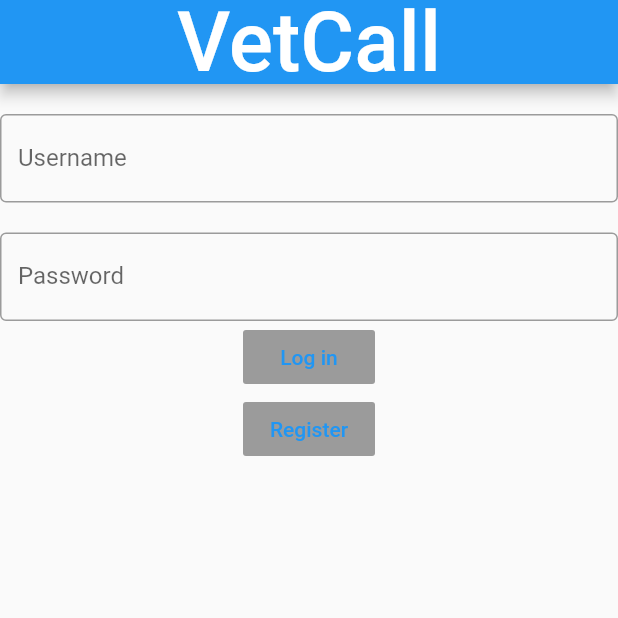
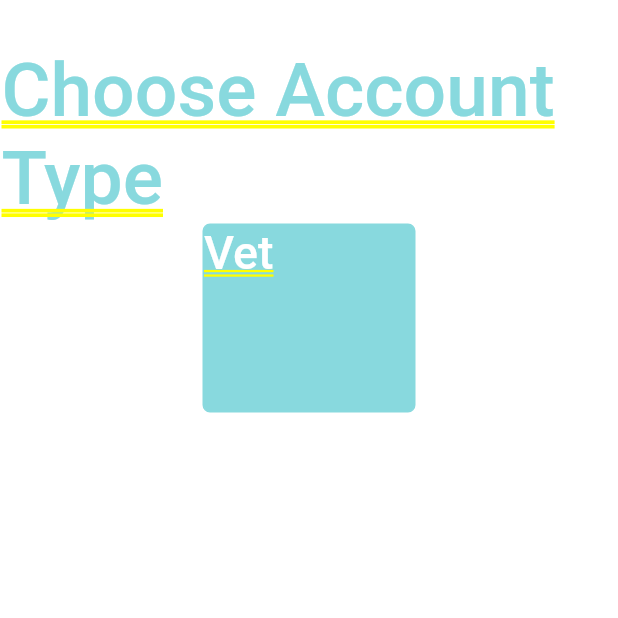
Before and after one commit to Niels-Hansen/VetCall, a Flutter app: the screen it shows after launch, on a phone screen of 412 x 824 dp, the top half of it. Run offline on Flutter 3.47's test engine with Material 2 defaults, Android fonts, the phone set to English and light mode, and no system bars; Roboto replaces fonts that are missing (HelveticaNeue, Signatra).

Commit message:
fixed blue lines, added account type page

```diff
--- a/analysis_options.yaml
+++ b/analysis_options.yaml
@@ -22,8 +22,11 @@ linter:
   # `// ignore_for_file: name_of_lint` syntax on the line or in the file
   # producing the lint.
   rules:
+    prefer_const_constructors: false
+    prefer_const_litterals_to_create_immutables: false
+    sized_box_for_whitespace: false
+    use_key_in_widget_constructors: false
     # avoid_print: false  # Uncomment to disable the `avoid_print` rule
     # prefer_single_quotes: true  # Uncomment to enable the `prefer_single_quotes` rule
-
 # Additional information about this file can be found at
 # https://dart.dev/guides/language/analysis-options
--- /dev/null
+++ b/lib/account_type_page.dart
@@ -0,0 +1,45 @@
+import 'package:flutter/material.dart';
+
+class AccountTypePage extends StatefulWidget {
+  @override
+  _AccountTypePageState createState() => _AccountTypePageState();
+}
+
+class _AccountTypePageState extends State<AccountTypePage> {
+  @override
+  Widget build(BuildContext context) {
+    return (Container(
+      width: 375,
+      height: 667,
+      decoration: BoxDecoration(
+          border: Border.all(color: Colors.white, width: 1),
+          color: Colors.white),
+      child: Column(
+        children: [
+          Container(width: 72, height: 30),
+          const Text("Choose Account Type",
+              style: TextStyle(
+                  color: Color(0xff88d9de),
+                  fontWeight: FontWeight.w500,
+                  fontFamily: "HelveticaNeue",
+                  fontStyle: FontStyle.normal,
+                  fontSize: 50.0)),
+          Container(
+              width: 142,
+              height: 126,
+              decoration: BoxDecoration(
+                  borderRadius: BorderRadius.all(Radius.circular(5)),
+                  border: Border.all(color: Color(0xff88d9de), width: 1),
+                  color: Color(0xff88d9de)),
+              child: Text("Vet",
+                  style: const TextStyle(
+                      color: Colors.white,
+                      fontWeight: FontWeight.w500,
+                      fontFamily: "HelveticaNeue",
+                      fontStyle: FontStyle.normal,
+                      fontSize: 31.0)))
+        ],
+      ),
+    ));
+  }
+}
--- a/lib/main.dart
+++ b/lib/main.dart
@@ -2,6 +2,7 @@ import 'package:flutter/material.dart';
 import 'dart:async';
 import 'testpage.dart';
 import 'loginpage.dart';
+import 'account_type_page.dart';
 
 void main() {
   runApp(MyApp());
@@ -16,6 +17,6 @@ class MyApp extends StatelessWidget {
         theme: ThemeData(
           primaryColor: Colors.green,
         ),
-        home: LoginPage());
+        home: AccountTypePage());
   }
 }
```
Also changed, not shown: lib/test_page.dart (renamed from lib/testpage.dart, +6 -9 lines), lib/login_page.dart (renamed from lib/loginpage.dart).
